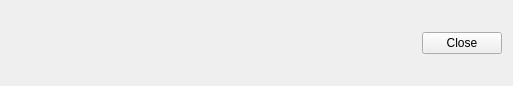
rainerf/ricodebug, file src/views/notificationframe.ui: the form before one commit.
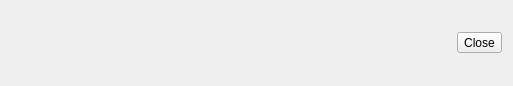
The form after the commit.

Commit message: allow actions in notifications by passing an extras dict

```diff
--- a/src/views/notificationframe.ui
+++ b/src/views/notificationframe.ui
@@ -59,7 +59,7 @@
     </widget>
    </item>
    <item>
-    <widget class="QPushButton" name="closeButton">
+    <widget class="QToolButton" name="closeButton">
      <property name="text">
       <string>Close</string>
      </property>
```
Left out of the diff: 8 changed lines with no effect on the pictures. The commit also changes 1 other file.
